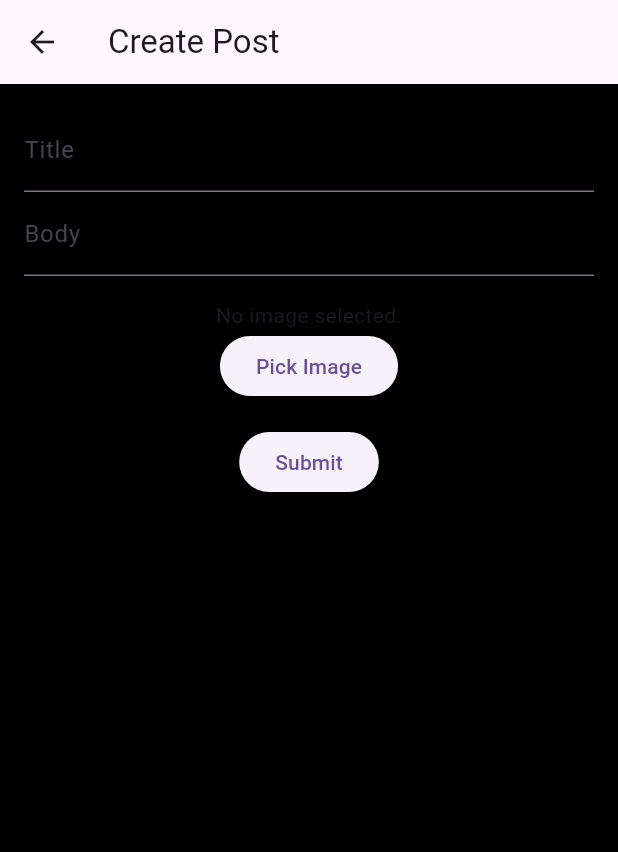
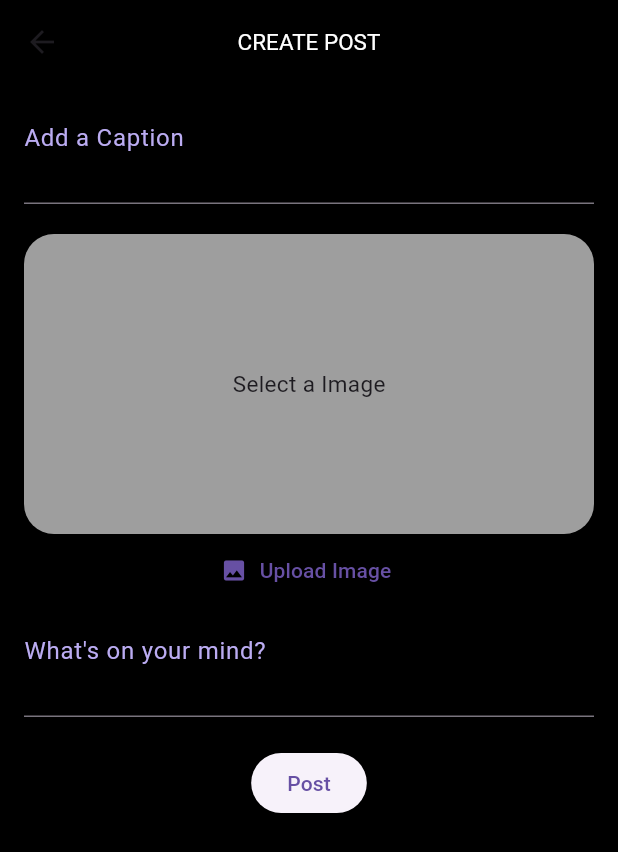
Before and after one commit to Sparsh2509/Hola_App, a Flutter app: the Post screen opened directly, on a phone screen of 412 x 824 dp. Shown: the top 852 px of the screen. Run offline on Flutter 3.47's test engine with Material 3 defaults, Android fonts, the phone set to English and light mode, and no system bars; our stand-ins replace image_picker; accounts and stored records are empty.

Commit message:
Post page ui and functionality changed

```diff
--- a/lib/pages/post_section/post.dart
+++ b/lib/pages/post_section/post.dart
@@ -3,7 +3,10 @@
 
 import 'dart:io';
 import 'package:flutter/material.dart';
-import 'package:hola_app/constants/postapi.dart';
+import 'package:hola_app/constants/colors.dart';
+import 'package:hola_app/constants/post_list.dart';
+import 'package:hola_app/models/post_model.dart';
+import 'package:hola_app/pages/landing_section/landing.dart';
 import 'package:image_picker/image_picker.dart';
 
 class Post extends StatefulWidget {
@@ -14,102 +17,121 @@ class Post extends StatefulWidget {
 }
 
 class _PostState extends State<Post> {
-  // final TextEditingController postController = TextEditingController();
-  // final TextEditingController captionController = TextEditingController();
-  final ApiService apiService = ApiService();
-  final TextEditingController titleController = TextEditingController();
-  final TextEditingController bodyController = TextEditingController();
-  File? _selectedImage;
+  final TextEditingController postController = TextEditingController();
+  final TextEditingController captionController = TextEditingController();
+  File? selectedImage;
+  final picker = ImagePicker();
 
-  Future<void> _pickImage() async {
-    final ImagePicker picker = ImagePicker();
-    final XFile? pickedFile = await picker.pickImage(source: ImageSource.gallery);
-    if (pickedFile != null) {
+  Future getImageGallery() async{
+    final PickedFile =await picker.pickImage(
+      source: ImageSource.gallery ,
+      imageQuality: 80,
+      );
       setState(() {
-        _selectedImage = File(pickedFile.path);
+        if(PickedFile != null){
+          selectedImage = File(PickedFile.path);
+        }
+        else{
+          print(" No Image picked");
+        }
       });
   }
-  }
-
-
-
-
-  // File? selectedImage;
-  // final picker = ImagePicker();
-
-  // Future getImageGallery() async{
-  //   final PickedFile =await picker.pickImage(
-  //     source: ImageSource.gallery ,
-  //     imageQuality: 80,
-  //     );
-  //     setState(() {
-  //       if(PickedFile != null){
-  //         selectedImage = File(PickedFile.path);
-  //       }
-  //       else{
-  //         print(" NO Image picked");
-  //       }
-  //     });
-  // }
-  // Future<void> pickImage() async {
-  //   final pickedFile =
-  //       await ImagePicker().pickImage(source: ImageSource.gallery);
-  //   if (pickedFile != null) {
-  //     setState(() {
-  //       selectedImage = File(pickedFile.path);
-  //     });
-  //   }
-  // }
   @override
   Widget build(BuildContext context) {
-    return Scaffold(
-      appBar: AppBar(title: Text("Create Post")),
-      body: Padding(
+    return SafeArea(
+      child: Scaffold(
+        // body: SingleChildScrollView(
+          appBar: AppBar(
+            backgroundColor: Colors.transparent,
+        title: const Text(
+
+          'CREATE POST',
+          style: TextStyle(fontSize: 15,color: whiteColor)
+        ),
+        centerTitle: true,
+      ),
+      body: SingleChildScrollView(
+        child: Padding(
           padding: const EdgeInsets.all(16.0),
           child: Column(
             children: [
+              TextFormField(
+                style: const TextStyle(color: iconColor),
+                controller: captionController,
+                maxLines: 2,
+                decoration: const InputDecoration(
+                  hintText: 'Add a Caption',hintStyle: TextStyle(color: iconColor),
+                ),
+              ),
+              const SizedBox(height: 20),
+              selectedImage != null
+                  ? ClipRRect(
+                      borderRadius: BorderRadius.circular(20),
+                      child: Image.file(
+                        selectedImage!,
+                        height: 200,
+                        width: double.infinity,
+                        fit: BoxFit.cover,
+                      ),
+                    )
+                  : Container(
+                      height: 200,
+                      width: double.infinity,
+                      decoration: BoxDecoration(
+                          borderRadius: BorderRadius.circular(20),
+                          color: greyColor),
+                      child: const Center(
+                        child: Text(
+                          'Select a Image',
+                          style: TextStyle(fontSize: 15)
+                        ),
+                      ),
+                    ),
+              TextButton.icon(
+                onPressed: getImageGallery,
+                icon: const Icon(Icons.image),
+                label: const Text('Upload Image'),
+              ),
+              const SizedBox(height: 10),
+              // Post Content TextField
               TextField(
-              controller: titleController,
-              decoration: InputDecoration(labelText: "Title"),
+                style: const TextStyle(color: iconColor),
+                controller: postController,
+                maxLines: 2,
+                decoration: const InputDecoration(
+                  hintText: 'What\'s on your mind?',hintStyle: TextStyle(color: iconColor),
                 ),
-            TextField(
-              controller: bodyController,
-              decoration: InputDecoration(labelText: "Body"),
               ),
-            SizedBox(height: 16),
-            _selectedImage != null
-                ? Image.file(_selectedImage!, height: 150)
-                : Text("No image selected."),
+              const SizedBox(height: 20),
               ElevatedButton(
-              onPressed: _pickImage,
-              child: Text("Pick Image"),
-            ),
-            SizedBox(height: 16),
-            ElevatedButton(
-              onPressed: () async {
-                final postData = {
-                  "title": titleController.text,
-                  "body": bodyController.text,
-                  // Add image uploading to your API
-                };
-
-                try {
-                  await apiService.createPost(postData);
-                  ScaffoldMessenger.of(context).showSnackBar(
-                    SnackBar(content: Text("Post created successfully!")),
+                onPressed: () {
+                  if (postController.text.isNotEmpty || selectedImage != null) {
+                    setState(
+                      () {
+                        postList.add(
+                          PostModel(text: postController.text,
+                          caption: captionController.text,
+                          image: selectedImage!,
+                          comments: 30,
+                          likes: 120,
+                          isliked: false)
                           );
-                  Navigator.pop(context);
-                } catch (e) {
-                  ScaffoldMessenger.of(context).showSnackBar(
-                    SnackBar(content: Text("Error: $e")),
+                        Navigator.push(
+                            context,
+                            MaterialPageRoute(
+                                builder: (context) => const Landing()));
+                      },
                     );
+                    postController.clear();
+                    captionController.clear();
+                    selectedImage = null;
                   }
                 },
-              child: Text("Submit"),
+                child: const Text('Post'),
               ),
             ],
           ),
         ),
-    );
+      ),
+    ));}
   }
-}
```
Also changed, not shown: lib/pages/post_section/post_created.dart (+30 -109 lines). Lines whose indentation alone changed are shown as unchanged.
